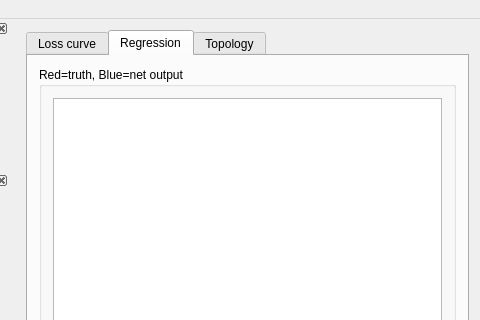
Old version of the form src/test_regression_qt/mainwindow.ui in the repository edeforas/BeeDNN; both pictures show x 537 to 1017 and y 0 to 320 of the 1017 by 657 pixel window.
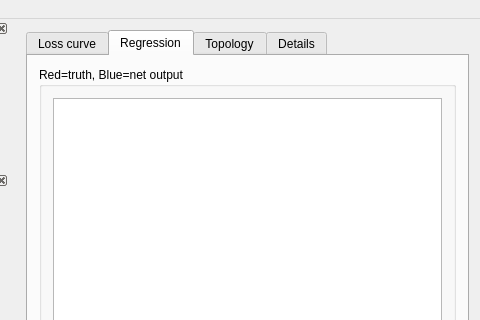
New version of the form.

```diff
--- a/src/test_regression_qt/mainwindow.ui
+++ b/src/test_regression_qt/mainwindow.ui
@@ -98,6 +98,11 @@
         <string>Topology</string>
        </attribute>
       </widget>
+      <widget class="QWidget" name="tab_4">
+       <attribute name="title">
+        <string>Details</string>
+       </attribute>
+      </widget>
      </widget>
     </item>
    </layout>
```
